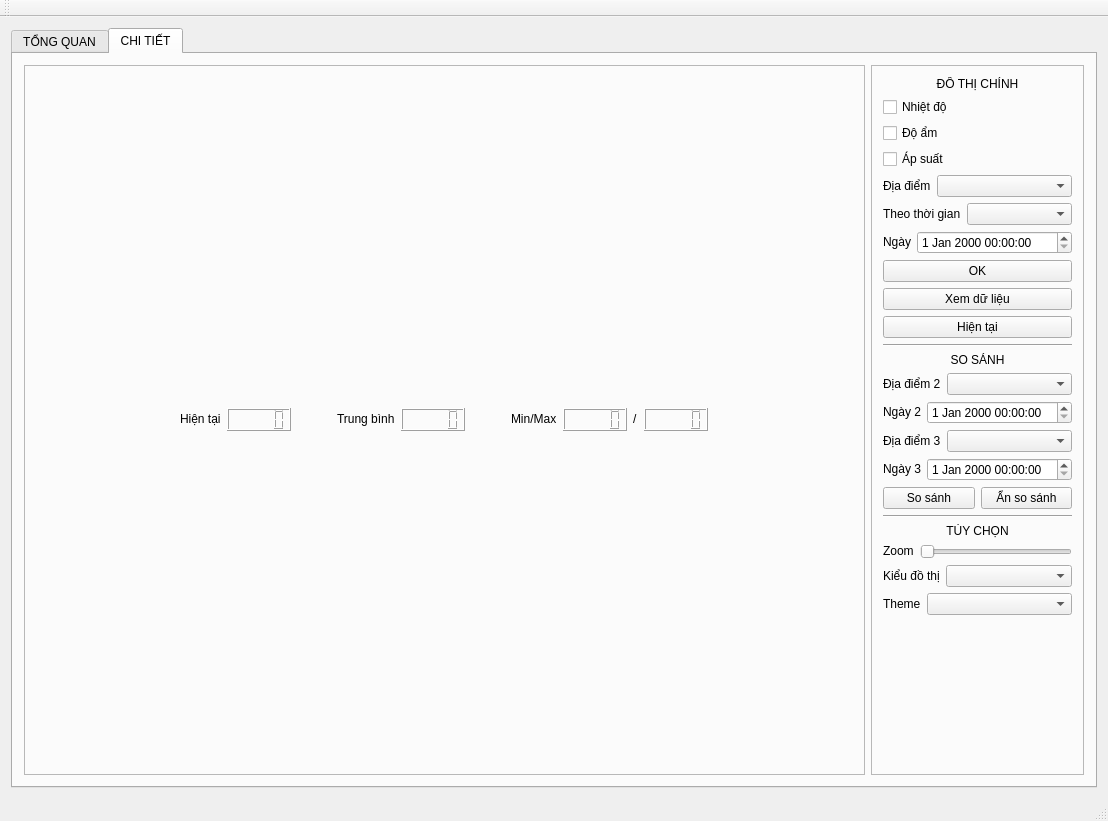
This is mainwindow.ui in beanredarmy/gateway_graphic as Qt 5 draws it before an edit. The edited form follows.
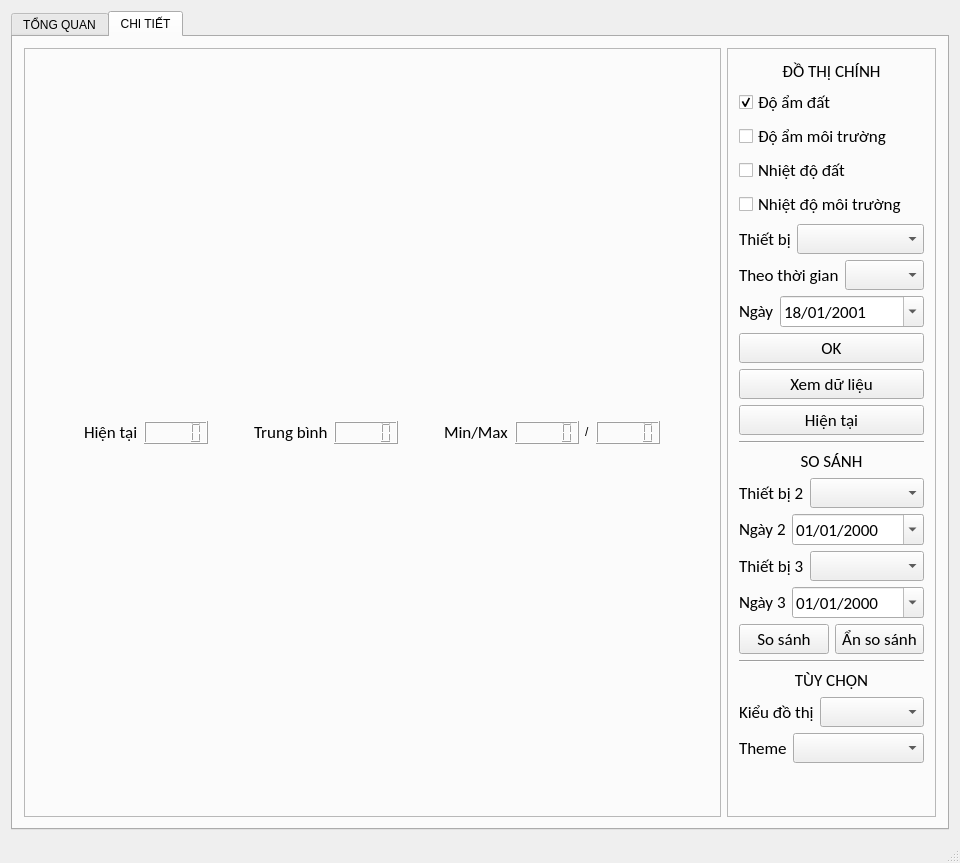
This is the edited form.

What changed in the file:
```diff
--- a/mainwindow.ui
+++ b/mainwindow.ui
@@ -6,8 +6,8 @@
    <rect>
     <x>0</x>
     <y>0</y>
-    <width>1108</width>
-    <height>821</height>
+    <width>960</width>
+    <height>811</height>
    </rect>
   </property>
   <property name="windowTitle">
@@ -288,6 +288,26 @@
                    </item>
                   </layout>
                  </item>
+                 <item>
+                  <layout class="QHBoxLayout" name="horizontalLayout_24">
+                   <item>
+                    <widget class="QLabel" name="label_22">
+                     <property name="font">
+                      <font>
+                       <family>Calibri</family>
+                       <pointsize>17</pointsize>
+                      </font>
+                     </property>
+                     <property name="text">
+                      <string>Độ ẩm môi trường</string>
+                     </property>
+                    </widget>
+                   </item>
+                   <item>
+                    <widget class="QLCDNumber" name="lcdNumber_14"/>
+                   </item>
+                  </layout>
+                 </item>
                  <item>
                   <layout class="QHBoxLayout" name="horizontalLayout_22">
                    <item>
@@ -486,25 +506,18 @@
            <enum>QFrame::Raised</enum>
           </property>
           <layout class="QGridLayout" name="gridLayout_6">
-           <item row="2" column="0">
-            <spacer name="verticalSpacer">
-             <property name="orientation">
-              <enum>Qt::Vertical</enum>
-             </property>
-             <property name="sizeHint" stdset="0">
-              <size>
-               <width>20</width>
-               <height>40</height>
-              </size>
-             </property>
-            </spacer>
-           </item>
            <item row="0" column="0">
             <layout class="QVBoxLayout" name="verticalLayout_3">
              <item>
               <layout class="QVBoxLayout" name="verticalLayout_4">
                <item>
                 <widget class="QLabel" name="label_16">
+                 <property name="font">
+                  <font>
+                   <family>Calibri</family>
+                   <pointsize>13</pointsize>
+                  </font>
+                 </property>
                  <property name="text">
                   <string>ĐỒ THỊ CHÍNH</string>
                  </property>
@@ -514,23 +527,57 @@
                 </widget>
                </item>
                <item>
-                <widget class="QCheckBox" name="checkBox_temp">
+                <widget class="QCheckBox" name="checkBox_humi_soil">
+                 <property name="font">
+                  <font>
+                   <family>Calibri</family>
+                   <pointsize>13</pointsize>
+                  </font>
+                 </property>
                  <property name="text">
-                  <string>Nhiệt độ</string>
+                  <string>Độ ẩm đất</string>
                  </property>
+                 <property name="checked">
+                  <bool>true</bool>
+                 </property>
                 </widget>
                </item>
                <item>
-                <widget class="QCheckBox" name="checkBox_humi">
+                <widget class="QCheckBox" name="checkBox_humi_envi">
+                 <property name="font">
+                  <font>
+                   <family>Calibri</family>
+                   <pointsize>13</pointsize>
+                  </font>
+                 </property>
                  <property name="text">
-                  <string>Độ ẩm</string>
+                  <string>Độ ẩm môi trường</string>
                  </property>
                 </widget>
                </item>
                <item>
-                <widget class="QCheckBox" name="checkBox_pres">
+                <widget class="QCheckBox" name="checkBox_temp_soil">
+                 <property name="font">
+                  <font>
+                   <family>Calibri</family>
+                   <pointsize>13</pointsize>
+                  </font>
+                 </property>
                  <property name="text">
-                  <string>Áp suất</string>
+                  <string>Nhiệt độ đất</string>
+                 </property>
+                </widget>
+               </item>
+               <item>
+                <widget class="QCheckBox" name="checkBox_temp_envi">
+                 <property name="font">
+                  <font>
+                   <family>Calibri</family>
+                   <pointsize>13</pointsize>
+                  </font>
+                 </property>
+                 <property name="text">
+                  <string>Nhiệt độ môi trường</string>
                  </property>
                 </widget>
                </item>
@@ -549,8 +596,14 @@
                    <verstretch>0</verstretch>
                   </sizepolicy>
                  </property>
+                 <property name="font">
+                  <font>
+                   <family>Calibri</family>
+                   <pointsize>13</pointsize>
+                  </font>
+                 </property>
                  <property name="text">
-                  <string>Địa điểm</string>
+                  <string>Thiết bị</string>
                  </property>
                 </widget>
                </item>
@@ -562,6 +615,12 @@
                    <verstretch>0</verstretch>
                   </sizepolicy>
                  </property>
+                 <property name="font">
+                  <font>
+                   <family>Calibri</family>
+                   <pointsize>13</pointsize>
+                  </font>
+                 </property>
                  <property name="editable">
                   <bool>false</bool>
                  </property>
@@ -582,6 +641,12 @@
                    <verstretch>0</verstretch>
                   </sizepolicy>
                  </property>
+                 <property name="font">
+                  <font>
+                   <family>Calibri</family>
+                   <pointsize>13</pointsize>
+                  </font>
+                 </property>
                  <property name="text">
                   <string>Theo thời gian</string>
                  </property>
@@ -595,6 +660,12 @@
                    <verstretch>0</verstretch>
                   </sizepolicy>
                  </property>
+                 <property name="font">
+                  <font>
+                   <family>Calibri</family>
+                   <pointsize>13</pointsize>
+                  </font>
+                 </property>
                 </widget>
                </item>
               </layout>
@@ -612,13 +683,39 @@
                    <verstretch>0</verstretch>
                   </sizepolicy>
                  </property>
+                 <property name="font">
+                  <font>
+                   <family>Calibri</family>
+                   <pointsize>13</pointsize>
+                  </font>
+                 </property>
                  <property name="text">
                   <string>Ngày</string>
                  </property>
                 </widget>
                </item>
                <item>
-                <widget class="QDateTimeEdit" name="dateEdit_date"/>
+                <widget class="QDateEdit" name="dateEdit_device1">
+                 <property name="font">
+                  <font>
+                   <family>Calibri</family>
+                   <pointsize>13</pointsize>
+                  </font>
+                 </property>
+                 <property name="displayFormat">
+                  <string>dd/MM/yyyy</string>
+                 </property>
+                 <property name="calendarPopup">
+                  <bool>true</bool>
+                 </property>
+                 <property name="date">
+                  <date>
+                   <year>2001</year>
+                   <month>1</month>
+                   <day>18</day>
+                  </date>
+                 </property>
+                </widget>
                </item>
               </layout>
              </item>
@@ -630,6 +727,12 @@
                  <verstretch>0</verstretch>
                 </sizepolicy>
                </property>
+               <property name="font">
+                <font>
+                 <family>Calibri</family>
+                 <pointsize>13</pointsize>
+                </font>
+               </property>
                <property name="layoutDirection">
                 <enum>Qt::LeftToRight</enum>
                </property>
@@ -640,6 +743,12 @@
              </item>
              <item>
               <widget class="QPushButton" name="pushButton_showData">
+               <property name="font">
+                <font>
+                 <family>Calibri</family>
+                 <pointsize>13</pointsize>
+                </font>
+               </property>
                <property name="text">
                 <string>Xem dữ liệu</string>
                </property>
@@ -647,6 +756,12 @@
              </item>
              <item>
               <widget class="QPushButton" name="pushButton_viewNow">
+               <property name="font">
+                <font>
+                 <family>Calibri</family>
+                 <pointsize>13</pointsize>
+                </font>
+               </property>
                <property name="text">
                 <string>Hiện tại</string>
                </property>
@@ -661,6 +776,12 @@
              </item>
              <item>
               <widget class="QLabel" name="label_15">
+               <property name="font">
+                <font>
+                 <family>Calibri</family>
+                 <pointsize>13</pointsize>
+                </font>
+               </property>
                <property name="text">
                 <string>SO SÁNH</string>
                </property>
@@ -679,8 +800,14 @@
                    <verstretch>0</verstretch>
                   </sizepolicy>
                  </property>
+                 <property name="font">
+                  <font>
+                   <family>Calibri</family>
+                   <pointsize>13</pointsize>
+                  </font>
+                 </property>
                  <property name="text">
-                  <string>Địa điểm 2</string>
+                  <string>Thiết bị 2</string>
                  </property>
                 </widget>
                </item>
@@ -692,6 +819,12 @@
                    <verstretch>0</verstretch>
                   </sizepolicy>
                  </property>
+                 <property name="font">
+                  <font>
+                   <family>Calibri</family>
+                   <pointsize>13</pointsize>
+                  </font>
+                 </property>
                 </widget>
                </item>
               </layout>
@@ -709,13 +842,32 @@
                    <verstretch>0</verstretch>
                   </sizepolicy>
                  </property>
+                 <property name="font">
+                  <font>
+                   <family>Calibri</family>
+                   <pointsize>13</pointsize>
+                  </font>
+                 </property>
                  <property name="text">
                   <string>Ngày 2</string>
                  </property>
                 </widget>
                </item>
                <item>
-                <widget class="QDateTimeEdit" name="dateEdit_date2"/>
+                <widget class="QDateEdit" name="dateEdit_device2">
+                 <property name="font">
+                  <font>
+                   <family>Calibri</family>
+                   <pointsize>13</pointsize>
+                  </font>
+                 </property>
+                 <property name="displayFormat">
+                  <string>dd/MM/yyyy</string>
+                 </property>
+                 <property name="calendarPopup">
+                  <bool>true</bool>
+                 </property>
+                </widget>
                </item>
               </layout>
              </item>
@@ -729,8 +881,14 @@
                    <verstretch>0</verstretch>
                   </sizepolicy>
                  </property>
+                 <property name="font">
+                  <font>
+                   <family>Calibri</family>
+                   <pointsize>13</pointsize>
+                  </font>
+                 </property>
                  <property name="text">
-                  <string>Địa điểm 3</string>
+                  <string>Thiết bị 3</string>
                  </property>
                 </widget>
                </item>
@@ -742,6 +900,12 @@
                    <verstretch>0</verstretch>
                   </sizepolicy>
                  </property>
+                 <property name="font">
+                  <font>
+                   <family>Calibri</family>
+                   <pointsize>13</pointsize>
+                  </font>
+                 </property>
                 </widget>
                </item>
               </layout>
@@ -759,13 +923,32 @@
                    <verstretch>0</verstretch>
                   </sizepolicy>
                  </property>
+                 <property name="font">
+                  <font>
+                   <family>Calibri</family>
+                   <pointsize>13</pointsize>
+                  </font>
+                 </property>
                  <property name="text">
                   <string>Ngày 3</string>
                  </property>
                 </widget>
                </item>
                <item>
-                <widget class="QDateTimeEdit" name="dateEdit_date3"/>
+                <widget class="QDateEdit" name="dateEdit_device3">
+                 <property name="font">
+                  <font>
+                   <family>Calibri</family>
+                   <pointsize>13</pointsize>
+                  </font>
+                 </property>
+                 <property name="displayFormat">
+                  <string>dd/MM/yyyy</string>
+                 </property>
+                 <property name="calendarPopup">
+                  <bool>true</bool>
+                 </property>
+                </widget>
                </item>
               </layout>
              </item>
@@ -779,6 +962,12 @@
                    <verstretch>0</verstretch>
                   </sizepolicy>
                  </property>
+                 <property name="font">
+                  <font>
+                   <family>Calibri</family>
+                   <pointsize>13</pointsize>
+                  </font>
+                 </property>
                  <property name="text">
                   <string>So sánh</string>
                  </property>
@@ -792,6 +981,12 @@
                    <verstretch>0</verstretch>
                   </sizepolicy>
                  </property>
+                 <property name="font">
+                  <font>
+                   <family>Calibri</family>
+                   <pointsize>13</pointsize>
+                  </font>
+                 </property>
                  <property name="text">
                   <string>Ẩn so sánh</string>
                  </property>
@@ -808,6 +1003,12 @@
              </item>
              <item>
               <widget class="QLabel" name="label_21">
+               <property name="font">
+                <font>
+                 <family>Calibri</family>
+                 <pointsize>13</pointsize>
+                </font>
+               </property>
                <property name="text">
                 <string>TÙY CHỌN</string>
                </property>
@@ -816,36 +1017,6 @@
                </property>
               </widget>
              </item>
-             <item>
-              <layout class="QHBoxLayout" name="horizontalLayout_19">
-               <item>
-                <widget class="QLabel" name="label_22">
-                 <property name="sizePolicy">
-                  <sizepolicy hsizetype="Maximum" vsizetype="Fixed">
-                   <horstretch>0</horstretch>
-                   <verstretch>0</verstretch>
-                  </sizepolicy>
-                 </property>
-                 <property name="text">
-                  <string>Zoom</string>
-                 </property>
-                </widget>
-               </item>
-               <item>
-                <widget class="QSlider" name="horizontalSlider">
-                 <property name="sizePolicy">
-                  <sizepolicy hsizetype="Minimum" vsizetype="Fixed">
-                   <horstretch>0</horstretch>
-                   <verstretch>0</verstretch>
-                  </sizepolicy>
-                 </property>
-                 <property name="orientation">
-                  <enum>Qt::Horizontal</enum>
-                 </property>
-                </widget>
-               </item>
-              </layout>
-             </item>
              <item>
               <layout class="QHBoxLayout" name="horizontalLayout_12">
                <property name="sizeConstraint">
@@ -859,6 +1030,12 @@
                    <verstretch>0</verstretch>
                   </sizepolicy>
                  </property>
+                 <property name="font">
+                  <font>
+                   <family>Calibri</family>
+                   <pointsize>13</pointsize>
+                  </font>
+                 </property>
                  <property name="text">
                   <string>Kiểu đồ thị</string>
                  </property>
@@ -872,6 +1049,12 @@
                    <verstretch>0</verstretch>
                   </sizepolicy>
                  </property>
+                 <property name="font">
+                  <font>
+                   <family>Calibri</family>
+                   <pointsize>13</pointsize>
+                  </font>
+                 </property>
                 </widget>
                </item>
               </layout>
@@ -886,6 +1069,12 @@
                    <verstretch>0</verstretch>
                   </sizepolicy>
                  </property>
+                 <property name="font">
+                  <font>
+                   <family>Calibri</family>
+                   <pointsize>13</pointsize>
+                  </font>
+                 </property>
                  <property name="text">
                   <string>Theme</string>
                  </property>
@@ -899,12 +1088,31 @@
                    <verstretch>0</verstretch>
                   </sizepolicy>
                  </property>
+                 <property name="font">
+                  <font>
+                   <family>Calibri</family>
+                   <pointsize>13</pointsize>
+                  </font>
+                 </property>
                 </widget>
                </item>
               </layout>
              </item>
             </layout>
            </item>
+           <item row="1" column="0">
+            <spacer name="verticalSpacer">
+             <property name="orientation">
+              <enum>Qt::Vertical</enum>
+             </property>
+             <property name="sizeHint" stdset="0">
+              <size>
+               <width>20</width>
+               <height>40</height>
+              </size>
+             </property>
+            </spacer>
+           </item>
           </layout>
          </widget>
         </item>
@@ -935,6 +1143,12 @@
                    <verstretch>0</verstretch>
                   </sizepolicy>
                  </property>
+                 <property name="font">
+                  <font>
+                   <family>Calibri</family>
+                   <pointsize>13</pointsize>
+                  </font>
+                 </property>
                  <property name="text">
                   <string>Hiện tại</string>
                  </property>
@@ -978,6 +1192,12 @@
                    <verstretch>0</verstretch>
                   </sizepolicy>
                  </property>
+                 <property name="font">
+                  <font>
+                   <family>Calibri</family>
+                   <pointsize>13</pointsize>
+                  </font>
+                 </property>
                  <property name="text">
                   <string>Trung bình</string>
                  </property>
@@ -1021,6 +1241,12 @@
                    <verstretch>0</verstretch>
                   </sizepolicy>
                  </property>
+                 <property name="font">
+                  <font>
+                   <family>Calibri</family>
+                   <pointsize>13</pointsize>
+                  </font>
+                 </property>
                  <property name="text">
                   <string>Min/Max</string>
                  </property>
@@ -1085,14 +1311,6 @@
     </rect>
    </property>
   </widget>
-  <widget class="QToolBar" name="mainToolBar">
-   <attribute name="toolBarArea">
-    <enum>TopToolBarArea</enum>
-   </attribute>
-   <attribute name="toolBarBreak">
-    <bool>false</bool>
-   </attribute>
-  </widget>
   <widget class="QStatusBar" name="statusBar"/>
  </widget>
  <layoutdefault spacing="6" margin="11"/>
```
Left out of the diff: 131 changed lines with no effect on the pictures.
